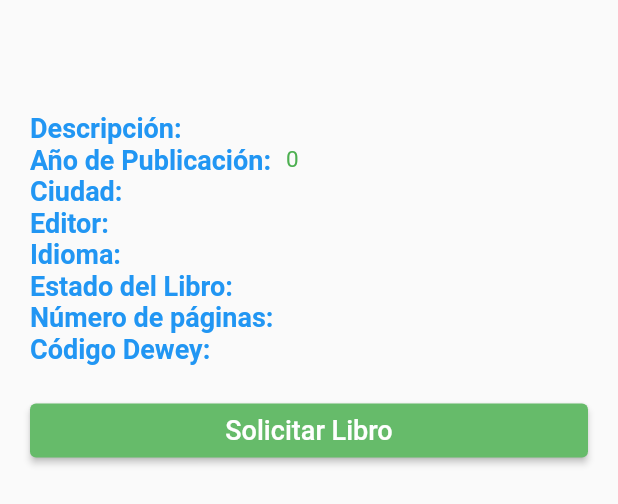
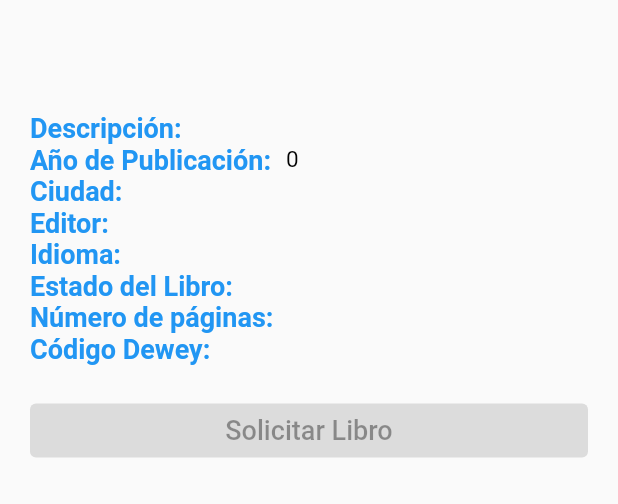
Before and after one commit to Christian1910n/istateca, a Flutter app: the DetalleLibroScreen widget shown alone on an empty page, opened directly with empty values, on a phone screen of 412 x 824 dp. Shown: the top 504 px of the screen. Run offline on Flutter 3.47's test engine with Material 2 defaults, Android fonts, the light colour scheme and no system bars; missing offline and left inert: custom_qr_generator; network calls fail.

```diff
--- a/lib/Screens/detalle_libro_screen.dart
+++ b/lib/Screens/detalle_libro_screen.dart
@@ -23,35 +23,37 @@ class _DetalleLibroScreenState extends State<DetalleLibroScreen> {
               widget.libro.titulo,
               style: const TextStyle(
                 fontSize: 30,
-                color: Colors.red,
+                color: Color.fromRGBO(
+                    24, 98, 173, 1.0), // Color rojo personalizado
                 fontWeight: FontWeight.bold,
               ),
             ),
           ),
           const SizedBox(height: 20),
           _buildRow("Descripción:", widget.libro.descripcion, Colors.blue,
-              Colors.green),
+              Colors.black),
           _buildRow(
               "Año de Publicación:",
               widget.libro.anio_publicacion.toString(),
               Colors.blue,
-              Colors.green),
-          _buildRow("Ciudad:", widget.libro.ciudad, Colors.blue, Colors.green),
-          _buildRow("Editor:", widget.libro.editor, Colors.blue, Colors.green),
-          _buildRow("Idioma:", widget.libro.idioma, Colors.blue, Colors.green),
+              Colors.black),
+          _buildRow("Ciudad:", widget.libro.ciudad, Colors.blue, Colors.black),
+          _buildRow("Editor:", widget.libro.editor, Colors.blue, Colors.black),
+          _buildRow("Idioma:", widget.libro.idioma, Colors.blue, Colors.black),
           _buildRow("Estado del Libro:", widget.libro.estado_libro, Colors.blue,
-              Colors.green),
+              Colors.black),
           _buildRow("Número de páginas:", widget.libro.num_paginas.toString(),
-              Colors.blue, Colors.green),
+              Colors.blue, Colors.black),
           _buildRow("Código Dewey:", widget.libro.codigo_dewey, Colors.blue,
-              Colors.green),
+              Colors.black),
           const SizedBox(height: 20),
           ElevatedButton(
             style: ElevatedButton.styleFrom(
-              primary:
-                  widget.libro.disponibilidad ? Colors.grey : Colors.green[400],
+              primary: widget.libro.disponibilidad == false
+                  ? Colors.grey
+                  : Colors.green[400],
             ),
-            onPressed: widget.libro.disponibilidad
+            onPressed: widget.libro.disponibilidad == false
                 ? null
                 : () {
                     Navigator.push(
--- a/lib/Screens/login_page.dart
+++ b/lib/Screens/login_page.dart
@@ -1,6 +1,6 @@
 import 'package:flutter/material.dart';
 import 'package:proyectoistateca/Screens/home_screen.dart';
-import 'package:proyectoistateca/Screens/menu_lateral.dart';
+import 'package:proyectoistateca/Screens/lista_libros_screen.dart';
 
 class LoginPage extends StatefulWidget {
   static String id = 'login_page';
@@ -21,7 +21,7 @@ class _LoginPageState extends State<LoginPage> {
       ),
       onPressed: () {
         setState(() {
-          Navigator.pushNamed(context, MenuLateralScreen.id);
+          Navigator.pushNamed(context, LlibrosScreen.id);
         });
       },
     ));
--- a/lib/main.dart
+++ b/lib/main.dart
@@ -3,7 +3,6 @@ import 'package:provider/provider.dart';
 import 'package:proyectoistateca/Screens/home_screen.dart';
 import 'package:proyectoistateca/Screens/lista_libros_screen.dart';
 import 'package:proyectoistateca/Screens/login_page.dart';
-import 'package:proyectoistateca/Screens/menu_lateral.dart';
 import 'package:proyectoistateca/Screens/solicitar_libro_screen.dart';
 import 'package:proyectoistateca/models/tipos_data.dart';
 
@@ -24,7 +23,6 @@ class MyApp extends StatelessWidget {
         routes: {
           HomeScreen.id: (context) => HomeScreen(),
           LoginPage.id: (context) => LoginPage(),
-          MenuLateralScreen.id: (context) => MenuLateralScreen(),
           LlibrosScreen.id: (context) => LlibrosScreen(),
         },
       ),
--- a/pubspec.yaml
+++ b/pubspec.yaml
@@ -39,6 +39,7 @@ dependencies:
   cupertino_icons: ^1.0.2
   http: ^0.13.5
   provider: ^6.0.5
+  custom_qr_generator: ^0.1.2
 
 dev_dependencies:
   flutter_test:
```
Also changed, not shown: lib/Screens/lista_libros_screen.dart (+13 -7 lines), lib/Screens/menu_lateral.dart (deleted, +0 -22 lines), lib/Screens/solicitar_libro_screen.dart (+74 -11 lines), lib/libro_tile.dart (+10 -1 lines), lib/widgets/widget_menu_lateral.dart (+97 -18 lines), pubspec.lock.
